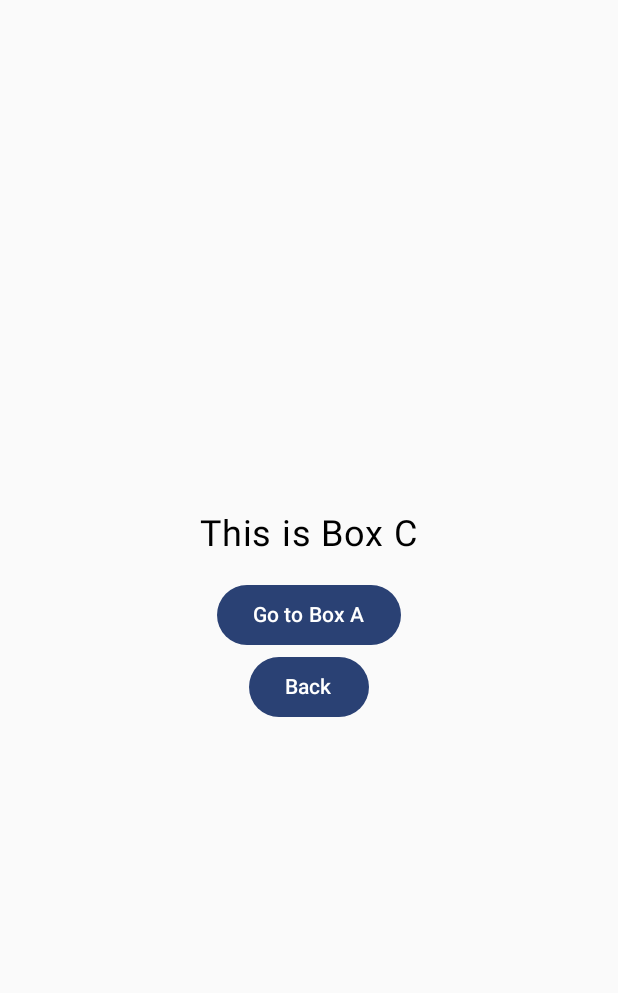
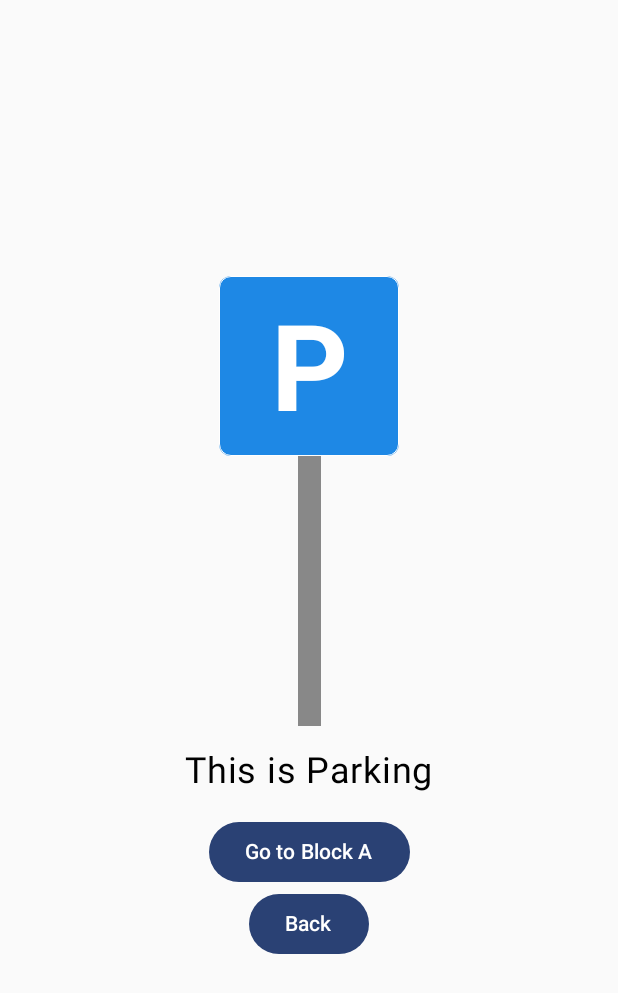
Before and after one commit to BirdUshenin/SomersaultStackNavigation, an Android app built with Jetpack Compose: the screen it shows after launch (SampleActivity), after a tap on "Go to sample", on a phone screen of 412 x 824 dp. Shown: the top 993 px of the screen. Run offline under Robolectric (Android 15) with nearby library versions, the phone set to English and light mode, and no system bars.

Commit message:
parking-sample

```diff
--- a/app/build.gradle.kts
+++ b/app/build.gradle.kts
@@ -67,6 +67,6 @@ dependencies {
     debugImplementation(libs.androidx.ui.tooling)
     debugImplementation(libs.androidx.ui.test.manifest)
 
-    implementation(project(":mylibrary"))
-//    implementation(libs.somersaultstacknavigation)
+//    implementation(project(":mylibrary"))
+    implementation(libs.somersaultstacknavigation)
 }
--- a/app/src/main/java/com/ilyaushenin/somersaultstacknavigation/Sample.kt
+++ b/app/src/main/java/com/ilyaushenin/somersaultstacknavigation/Sample.kt
@@ -58,9 +58,10 @@ fun NavigationHandler() {
 fun RegisterScreens() {
     val screens: List<Pair<String, @Composable (SomersaultStackNavigation<String>) -> Unit>>
     = listOf(
-        "BoxA" to { stackNav -> BoxA("This is Box A", stackNav) },
-        "BoxB" to { stackNav -> BoxB("This is Box B", stackNav) },
-        "BoxC" to { stackNav -> BoxC("This is Box C", stackNav) }
+        "ParkingPlace" to { stackNav -> ParkingPlace("This is Parking", stackNav) },
+        "BlockA" to { stackNav -> BlockA("This is Block A", stackNav) },
+        "BlockB" to { stackNav -> BlockB("This is Block B", stackNav) },
+        "BlockC" to { stackNav -> BlockC("This is Block C", stackNav) }
     )
 
     screens.forEach { (key, screenContent) ->
--- a/app/src/main/java/com/ilyaushenin/somersaultstacknavigation/StatesModal.kt
+++ b/app/src/main/java/com/ilyaushenin/somersaultstacknavigation/StatesModal.kt
@@ -5,5 +5,5 @@ import com.ilyaushenin.somersault.SomersaultStackNavigation
 data class StatesModal(
     /** Init SomersaultStackNavigation in your UDF state class */
     val somersaultStackNavigation: SomersaultStackNavigation<String>
-    = SomersaultStackNavigation("BoxC")
+    = SomersaultStackNavigation("ParkingPlace")
 )
--- /dev/null
+++ b/app/src/main/java/com/ilyaushenin/somersaultstacknavigation/decorations/GradientButton.kt
@@ -0,0 +1,48 @@
+package com.ilyaushenin.somersaultstacknavigation.decorations
+
+import androidx.compose.foundation.background
+import androidx.compose.foundation.clickable
+import androidx.compose.foundation.layout.Box
+import androidx.compose.foundation.layout.padding
+import androidx.compose.foundation.layout.size
+import androidx.compose.foundation.shape.RoundedCornerShape
+import androidx.compose.material3.Text
+import androidx.compose.runtime.Composable
+import androidx.compose.ui.Alignment
+import androidx.compose.ui.Modifier
+import androidx.compose.ui.draw.clip
+import androidx.compose.ui.graphics.Brush
+import androidx.compose.ui.graphics.Color
+import androidx.compose.ui.unit.dp
+import androidx.compose.ui.unit.sp
+
+@Composable
+fun GradientButton(
+    onClick: () -> Unit,
+    text: String
+) {
+    val gradientBrush = Brush.horizontalGradient(
+        colors = listOf(
+            Color(0xFFD000FF),
+            Color(0xFFAB22D4),
+            Color(0xFF7024FF),
+
+            )
+    )
+
+    Box(
+        modifier = Modifier
+            .padding(30.dp)
+            .size(300.dp, 60.dp)
+            .clip(RoundedCornerShape(100.dp))
+            .background(gradientBrush)
+            .clickable(onClick = onClick),
+        contentAlignment = Alignment.Center
+    ) {
+        Text(
+            text = text,
+            color = Color.White,
+            fontSize = 20.sp
+        )
+    }
+}
--- /dev/null
+++ b/app/src/main/java/com/ilyaushenin/somersaultstacknavigation/decorations/ParkingSignWithPole.kt
@@ -0,0 +1,58 @@
+package com.ilyaushenin.somersaultstacknavigation.decorations
+
+import androidx.compose.foundation.background
+import androidx.compose.foundation.border
+import androidx.compose.foundation.layout.Box
+import androidx.compose.foundation.layout.Column
+import androidx.compose.foundation.layout.height
+import androidx.compose.foundation.layout.padding
+import androidx.compose.foundation.layout.size
+import androidx.compose.foundation.layout.width
+import androidx.compose.foundation.shape.RoundedCornerShape
+import androidx.compose.material3.Text
+import androidx.compose.runtime.Composable
+import androidx.compose.ui.Alignment
+import androidx.compose.ui.Modifier
+import androidx.compose.ui.graphics.Color
+import androidx.compose.ui.text.font.FontWeight
+import androidx.compose.ui.text.style.TextAlign
+import androidx.compose.ui.unit.dp
+import androidx.compose.ui.unit.sp
+
+@Composable
+fun ParkingSignWithPole() {
+    Column(
+        horizontalAlignment = Alignment.CenterHorizontally,
+    ) {
+        Box(
+            modifier = Modifier
+                .size(120.dp)
+                .background(
+                    color = Color(0xFF1E88E5),
+                    shape = RoundedCornerShape(8.dp)
+                )
+                .border(
+                    width = 0.dp,
+                    color = Color.White,
+                    shape = RoundedCornerShape(8.dp)
+                )
+                .padding(16.dp),
+            contentAlignment = Alignment.Center
+        ) {
+            Text(
+                text = "P",
+                color = Color.White,
+                fontSize = 80.sp,
+                fontWeight = FontWeight.Bold,
+                textAlign = TextAlign.Center
+            )
+        }
+
+        Box(
+            modifier = Modifier
+                .width(15.dp)
+                .height(180.dp)
+                .background(color = Color.Gray)
+        )
+    }
+}
--- /dev/null
+++ b/app/src/main/java/com/ilyaushenin/somersaultstacknavigation/decorations/WaveBackground.kt
@@ -0,0 +1,41 @@
+package com.ilyaushenin.somersaultstacknavigation.decorations
+
+import androidx.compose.foundation.Canvas
+import androidx.compose.foundation.layout.fillMaxWidth
+import androidx.compose.foundation.layout.height
+import androidx.compose.runtime.Composable
+import androidx.compose.ui.Modifier
+import androidx.compose.ui.graphics.Color
+import androidx.compose.ui.graphics.Path
+import androidx.compose.ui.graphics.drawscope.Fill
+import androidx.compose.ui.unit.dp
+
+@Composable
+fun WaveBackground(modifier: Modifier = Modifier) {
+    Canvas(
+        modifier = modifier
+            .fillMaxWidth()
+            .height(100.dp)
+    ) {
+        val wavePath = Path().apply {
+            moveTo(0f, size.height * 0.5f)
+            quadraticBezierTo(
+                size.width * 0.25f, size.height * 0.75f,
+                size.width * 0.5f, size.height * 0.5f
+            )
+            quadraticBezierTo(
+                size.width * 0.75f, size.height * 0.25f,
+                size.width, size.height * 0.5f
+            )
+            lineTo(size.width, size.height)
+            lineTo(0f, size.height)
+            close()
+        }
+
+        drawPath(
+            path = wavePath,
+            color = Color(0xFFAD00AD),
+            style = Fill
+        )
+    }
+}
--- a/app/src/main/java/com/ilyaushenin/somersaultstacknavigation/welcome/WelcomeActivityScreen.kt
+++ b/app/src/main/java/com/ilyaushenin/somersaultstacknavigation/welcome/WelcomeActivityScreen.kt
@@ -1,49 +1,72 @@
 package com.ilyaushenin.somersaultstacknavigation.welcome
 
+import androidx.compose.foundation.Image
 import androidx.compose.foundation.layout.Arrangement
+import androidx.compose.foundation.layout.Box
 import androidx.compose.foundation.layout.Column
 import androidx.compose.foundation.layout.fillMaxSize
-import androidx.compose.foundation.layout.height
 import androidx.compose.foundation.layout.padding
-import androidx.compose.foundation.layout.width
-import androidx.compose.material3.Button
+import androidx.compose.foundation.layout.size
 import androidx.compose.material3.Text
 import androidx.compose.runtime.Composable
 import androidx.compose.ui.Alignment
 import androidx.compose.ui.Modifier
+import androidx.compose.ui.graphics.Color
+import androidx.compose.ui.res.painterResource
+import androidx.compose.ui.text.style.TextAlign
 import androidx.compose.ui.unit.dp
+import androidx.compose.ui.unit.sp
+import com.ilyaushenin.somersaultstacknavigation.R
+import com.ilyaushenin.somersaultstacknavigation.decorations.GradientButton
+import com.ilyaushenin.somersaultstacknavigation.decorations.WaveBackground
 
 @Composable
 fun WelcomeActivityScreen(
     onOpenSample: () -> Unit
 ) {
+    Box(
+        modifier = Modifier.fillMaxSize()
+    ) {
         Column(
             modifier = Modifier
-            .fillMaxSize()
+                .align(Alignment.Center)
                 .padding(30.dp),
             verticalArrangement = Arrangement.Center,
             horizontalAlignment = Alignment.CenterHorizontally
         ) {
+
+            Image(
+                painterResource(id = R.drawable.logo),
+                contentDescription = null,
+                modifier = Modifier
+                    .padding(bottom = 50.dp)
+                    .size(150.dp),
+            )
             Text(
-            "Welcome to SomersaultStackNavigation!\n" +
-                    "\n" +
-                    "This is a sample app that demonstrates " +
+                textAlign = TextAlign.Center,
+                text = "Welcome to SomersaultStackNavigation!",
+                modifier = Modifier.padding(bottom = 20.dp),
+                color = Color(0xFFAD00AD),
+                fontSize = 20.sp,
+            )
+            Text(
+                textAlign = TextAlign.Center,
+                text = "This is a sample app that demonstrates " +
                         "a custom navigation system designed to manage " +
                         "screen states in a convenient and flexible way. This " +
                         "library uses a navigation stack approach, where each new screen " +
                         "is added to the stack, and back navigation is easily managed without" +
                         " any extra code."
             )
-        Button(
-            modifier = Modifier
-                .padding(30.dp)
-                .width(300.dp)
-                .height(60.dp),
+            GradientButton(
+                text = "Go to sample",
                 onClick = {
                     onOpenSample()
                 }
-        ) {
-            Text("Go to sample")
+            )
+        }
+        WaveBackground(
+            modifier = Modifier.align(Alignment.BottomCenter)
+        )
     }
 }
-}
--- a/gradle/libs.versions.toml
+++ b/gradle/libs.versions.toml
@@ -10,8 +10,9 @@ activityCompose = "1.9.2"
 composeBom = "2024.04.01"
 appcompat = "1.7.0"
 material = "1.12.0"
+
 # Version SomersaultStackNavigation
-somersaultstacknavigation = "3.0.1"
+somersaultstacknavigation = "3.0.3"
 
 [libraries]
 androidx-core-ktx = { group = "androidx.core", name = "core-ktx", version.ref = "coreKtx" }
```
Also changed, not shown: app/src/main/java/com/ilyaushenin/somersaultstacknavigation/Boxes.kt (+58 -13 lines), app/src/main/java/com/ilyaushenin/somersaultstacknavigation/decorations/ParkingPost.kt (added, +48 -0 lines), app/src/main/res/drawable/logo.png (added). Lines whose indentation alone changed are shown as unchanged.
